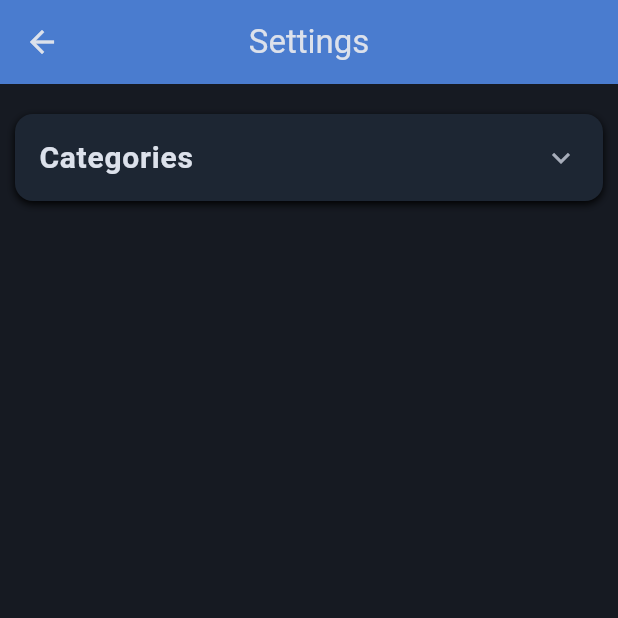
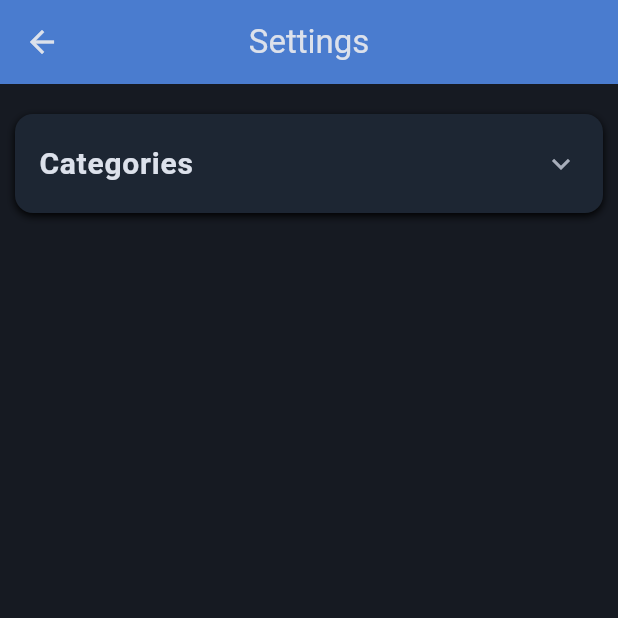
Before and after one commit to Joni06/BudgetFlow, a Flutter app: the screen it shows after launch, after a tap on the "settings" icon, on a phone screen of 412 x 824 dp, the top half of it. Run offline on Flutter 3.47's test engine with Material 3 defaults, Android fonts, the phone set to English and light mode, and no system bars.

Commit message:
resized cards

```diff
--- a/lib/views/home_view.dart
+++ b/lib/views/home_view.dart
@@ -47,6 +47,7 @@ class HomeView extends StatelessWidget {
       body: years.isEmpty
           ? const Center(child: Text('No data available'))
           : ListView.builder(
+              padding: const EdgeInsets.symmetric(vertical: 10),
               itemCount: years.length,
               itemBuilder: (context, index) {
                 final yearObj = years[index];
--- a/lib/views/settings/settings_view.dart
+++ b/lib/views/settings/settings_view.dart
@@ -45,7 +45,7 @@ class SettingsView extends StatelessWidget {
                 context,
               ).copyWith(dividerColor: Colors.transparent),
               child: ExpansionTile(
-                tilePadding: const EdgeInsets.symmetric(horizontal: 16),
+                tilePadding: const EdgeInsets.symmetric(horizontal: 16, vertical: 4),
                 title: Text(
                   "Categories",
                   style: TextStyle(
@@ -77,7 +77,6 @@ class SettingsView extends StatelessWidget {
                     child: GestureDetector(
                       onTap: () => _showAddCategoryDialog(context),
                       child: Container(
-                        //padding: const EdgeInsets.all(14),
                         padding: const EdgeInsets.symmetric(vertical: 10),
                         decoration: BoxDecoration(
                           color: AppTheme.surfaceVariant,
--- a/lib/widgets/category_card.dart
+++ b/lib/widgets/category_card.dart
@@ -24,6 +24,7 @@ class CategoryCard extends StatelessWidget {
     return GestureDetector(
       onTap: onTap,
       child: Container(
+        height: 66,
         margin: const EdgeInsets.fromLTRB(10, 8, 10, 0),
         padding: const EdgeInsets.symmetric(horizontal: 12, vertical: 12),
         decoration: BoxDecoration(
--- a/lib/widgets/month_card.dart
+++ b/lib/widgets/month_card.dart
@@ -24,6 +24,7 @@ class MonthCard extends StatelessWidget {
     return GestureDetector(
       onTap: onTap,
       child: Container(
+        height: 66,
         margin: const EdgeInsets.fromLTRB(10, 8, 10, 0),
         padding: const EdgeInsets.symmetric(horizontal: 12, vertical: 10),
         decoration: BoxDecoration(
--- a/lib/widgets/settings/budget_card.dart
+++ b/lib/widgets/settings/budget_card.dart
@@ -101,7 +101,8 @@ class BudgetCard extends StatelessWidget {
   @override
   Widget build(BuildContext context) {
     return Container(
-      margin: const EdgeInsets.fromLTRB(10, 8, 10, 0),
+      height: 66,
+      margin: const EdgeInsets.fromLTRB(10, 0, 10, 0),
       padding: const EdgeInsets.symmetric(horizontal: 12, vertical: 5),
       decoration: BoxDecoration(
         color: color ?? AppTheme.surface,
--- a/lib/widgets/title_card.dart
+++ b/lib/widgets/title_card.dart
@@ -9,6 +9,7 @@ class TitleCard extends StatelessWidget {
   @override
   Widget build(BuildContext context) {
     return Container(
+      height: 66,
       margin: const EdgeInsets.fromLTRB(10, 10, 10, 0),
       padding: const EdgeInsets.all(16),
       decoration: BoxDecoration(
--- a/lib/widgets/transaction_card.dart
+++ b/lib/widgets/transaction_card.dart
@@ -21,6 +21,7 @@ class TransactionCard extends StatelessWidget {
     final isNegative = amount < 0;
 
     return Container(
+      height: 66,
       margin: const EdgeInsets.fromLTRB(10, 8, 10, 0),
       padding: const EdgeInsets.symmetric(horizontal: 12, vertical: 10), //TOdo bnei allen card die hight gleich machen
       decoration: BoxDecoration(
--- a/lib/widgets/year_card.dart
+++ b/lib/widgets/year_card.dart
@@ -20,6 +20,7 @@ class YearCard extends StatelessWidget {
     return GestureDetector(
       onTap: onTap,
       child: Container(
+        height: 66,
         margin: const EdgeInsets.fromLTRB(10, 8, 10, 0),
         padding: const EdgeInsets.symmetric(horizontal: 12, vertical: 16),
         decoration: BoxDecoration(
```
